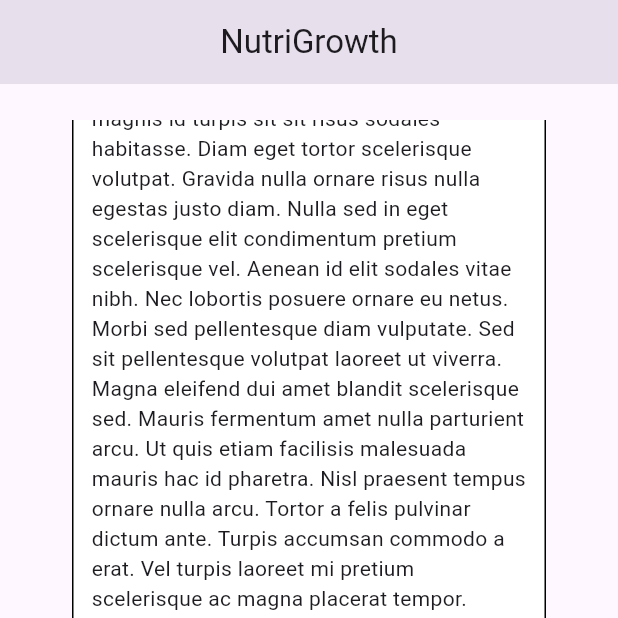
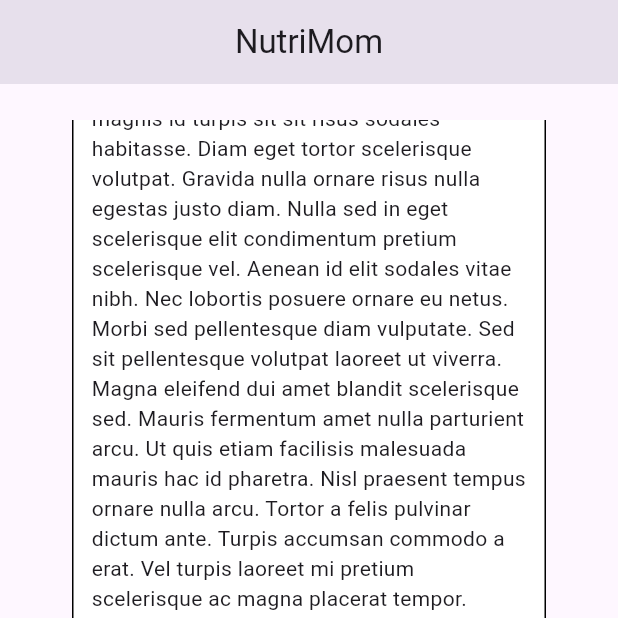
Before and after one commit to Ariqusu77/Gemas_Tik_NutriMom, a Flutter app: the screen it shows after launch, scrolled down 1094 dp, on a phone screen of 412 x 824 dp, the top half of it. Run offline on Flutter 3.47's test engine with Material 3 defaults, Android fonts, the phone set to English and light mode, and no system bars; our stand-ins replace camera, table_calendar; network calls fail.

Commit message:
first app commit 1

```diff
--- a/lib/Pages/mainpage.dart
+++ b/lib/Pages/mainpage.dart
@@ -31,7 +31,7 @@ class _MyMainPageState extends State<MyMainPage> {
   Widget build(BuildContext context) {
     return Scaffold(
       appBar: AppBar(
-        title: const Center(child: Text('NutriGrowth')),
+        title: const Center(child: Text('NutriMom')),
       ),
       body: Center(
         child: _widgetOptions.elementAt(_selectedIndex),
```
